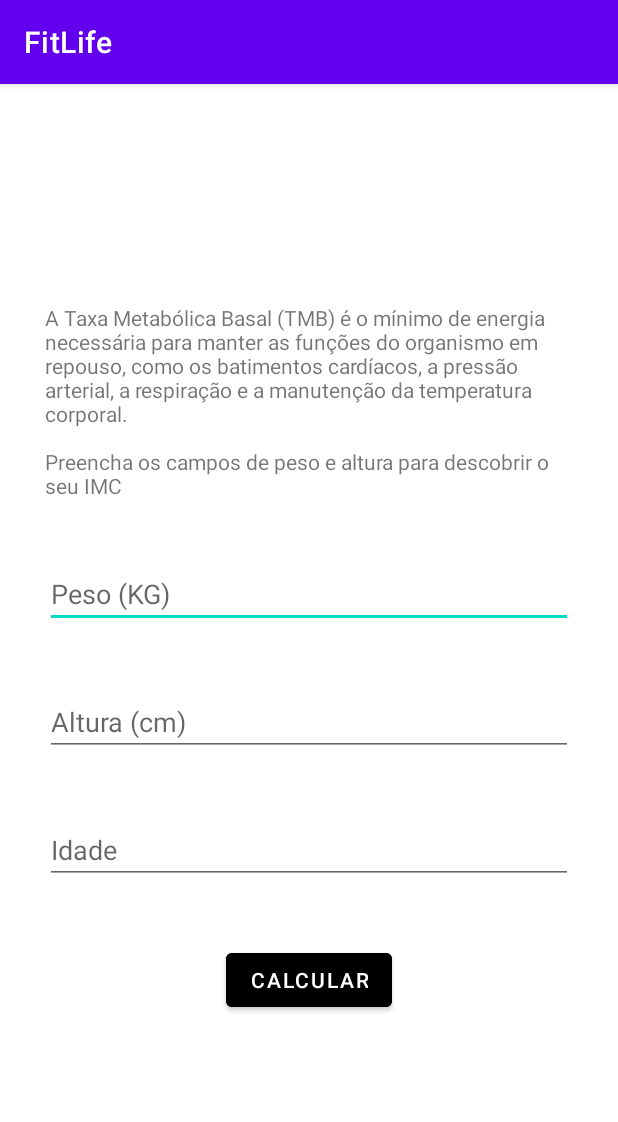
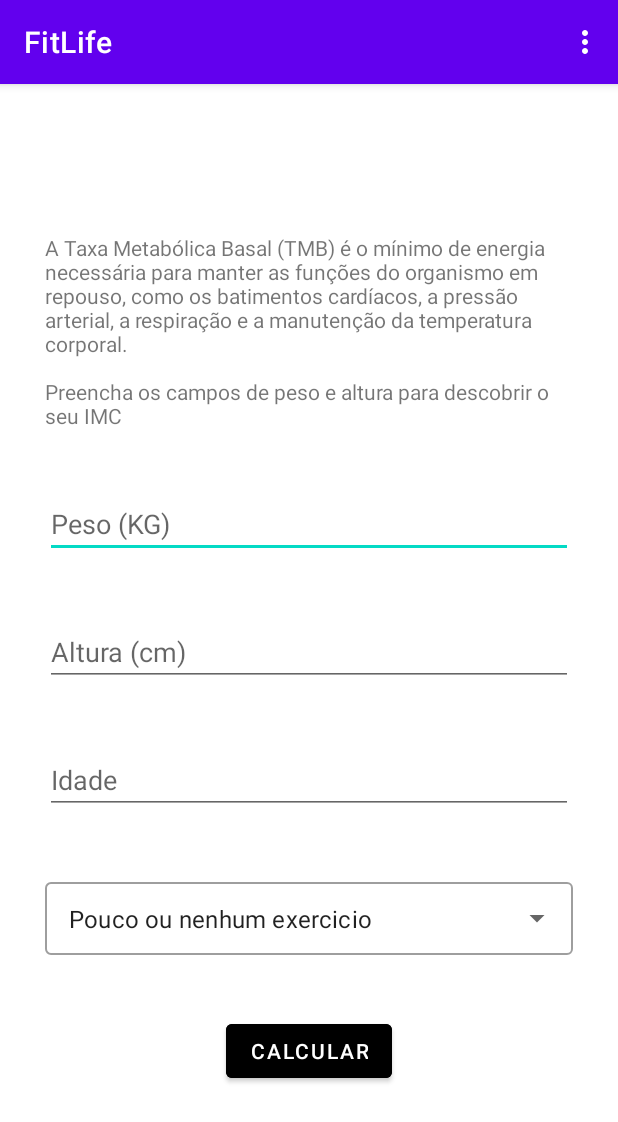
Before and after one commit to BaraldiM/FitLife, an Android app: the tmbActivity screen opened directly, with no data from a screen before it, on a phone screen of 412 x 824 dp. Shown: the top 1122 px of the screen. Run offline under Robolectric (Android 15) with nearby library versions, the phone set to English and light mode, and no system bars.

Commit message:
Array calc tmb

```diff
--- a/app/src/main/AndroidManifest.xml
+++ b/app/src/main/AndroidManifest.xml
@@ -10,8 +10,10 @@
         android:roundIcon="@mipmap/ic_launcher_round"
         android:supportsRtl="true"
         android:theme="@style/Theme.FitLife">
-        <activity android:name=".ImcActivity"></activity>
-        <activity android:name=".tmbActivity"></activity>
+        <activity android:name=".ListCalcActivity"
+            android:parentActivityName=".MainActivity"/>
+        <activity android:name=".ImcActivity" />
+        <activity android:name=".tmbActivity" />
         <activity
             android:name=".MainActivity"
             android:exported="true">
--- a/app/src/main/java/co/Baraldi/FitLife/model/Calc.kt
+++ b/app/src/main/java/co/Baraldi/FitLife/model/Calc.kt
@@ -10,6 +10,6 @@ data class Calc(
     @PrimaryKey(autoGenerate = true)val id: Int = 0,
     @ColumnInfo(name = "type") val type: String,
     @ColumnInfo(name = "res") val res: Double,
-    @ColumnInfo(name = "createdData") val createdData: Date = Date()
+    @ColumnInfo(name = "createdData") val createdDate: Date = Date(),
 
     )
--- a/app/src/main/java/co/Baraldi/FitLife/model/CalcDao.kt
+++ b/app/src/main/java/co/Baraldi/FitLife/model/CalcDao.kt
@@ -6,6 +6,9 @@ import androidx.room.*
 interface CalcDao {
     @Insert
     fun insert(calc : Calc)
+
+    @Query("select * from Calc where type = :type")
+    fun getRegisterByType(type: String) : List<Calc>
 
     //@Query Buscar
     //@Update Atualizar
--- a/app/src/main/res/layout/activity_tmb.xml
+++ b/app/src/main/res/layout/activity_tmb.xml
@@ -36,6 +36,18 @@
             style="@style/EditTextForm"
             android:hint="@string/age"/>
 
+        <com.google.android.material.textfield.TextInputLayout
+            style="@style/AutoTextViewForm"
+            android:layout_width="match_parent"
+            android:layout_height="wrap_content">
+
+            <AutoCompleteTextView
+                android:id="@+id/auto_lyfestyle"
+                android:layout_width="match_parent"
+                android:layout_height="wrap_content"
+                android:inputType="none" />
+        </com.google.android.material.textfield.TextInputLayout>
+
 
         <Button
             android:id="@+id/btn_tmb_send"
--- /dev/null
+++ b/app/src/main/res/menu/imc_menu.xml
@@ -0,0 +1,8 @@
+<?xml version="1.0" encoding="utf-8"?>
+<menu xmlns:android="http://schemas.android.com/apk/res/android">
+
+    <item
+        android:id="@+id/imc_menu_search"
+        android:title="@string/search"/>
+
+</menu>
--- /dev/null
+++ b/app/src/main/res/values/arrays.xml
@@ -0,0 +1,13 @@
+<?xml version="1.0" encoding="utf-8"?>
+<resources>
+
+    <string-array name="tbm_lyfestyles">
+        <item>Pouco ou nenhum exercicio</item>
+        <item>Exercício leve. 1 a 3 dias por semana </item>
+        <item>Exercício moderado, 3 a 5 dias por semana</item>
+        <item>Exercício pesado, 6 a 7 dias por semana</item>
+        <item> Exercicio pesado diariamente e até 2x por dia</item>
+
+
+    </string-array>
+</resources>
--- a/app/src/main/res/values/strings.xml
+++ b/app/src/main/res/values/strings.xml
@@ -26,4 +26,5 @@
     <string name="list_response">resultado: %1$.2f, data: %2$s</string>
     <string name="save">Salvar</string>
     <string name="saved">Registro salvo com sucesso!</string>
+    <string name="search">Buscar</string>
 </resources>
--- a/app/src/main/res/values/styles.xml
+++ b/app/src/main/res/values/styles.xml
@@ -24,5 +24,11 @@
         <item name="android:backgroundTint">@color/black</item>
     </style>
 
+    <style name="AutoTextViewForm" parent="@style/Widget.MaterialComponents.TextInputLayout.OutlinedBox.Dense.ExposedDropdownMenu">
+        <item name="android:layout_marginStart">30dp</item>
+        <item name="android:layout_marginEnd">30dp</item>
+        <item name="android:layout_marginBottom">40dp</item>
+    </style>
+
 
 </resources>
```
Also changed, not shown: app/src/main/java/co/Baraldi/FitLife/ImcActivity.kt (+25 -1 lines), app/src/main/java/co/Baraldi/FitLife/ListCalcActivity.kt (added, +91 -0 lines), app/src/main/java/co/Baraldi/FitLife/tmbActivity.kt (+65 -30 lines), app/src/main/res/layout/activity_list_calc.xml (added, +15 -0 lines).
